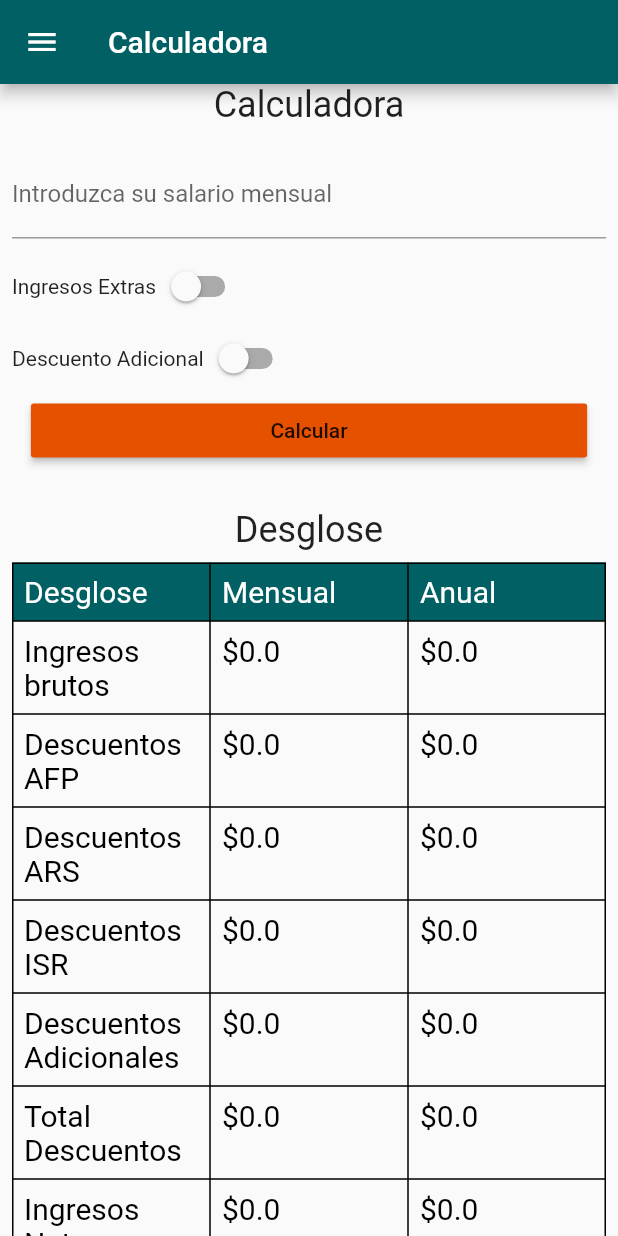
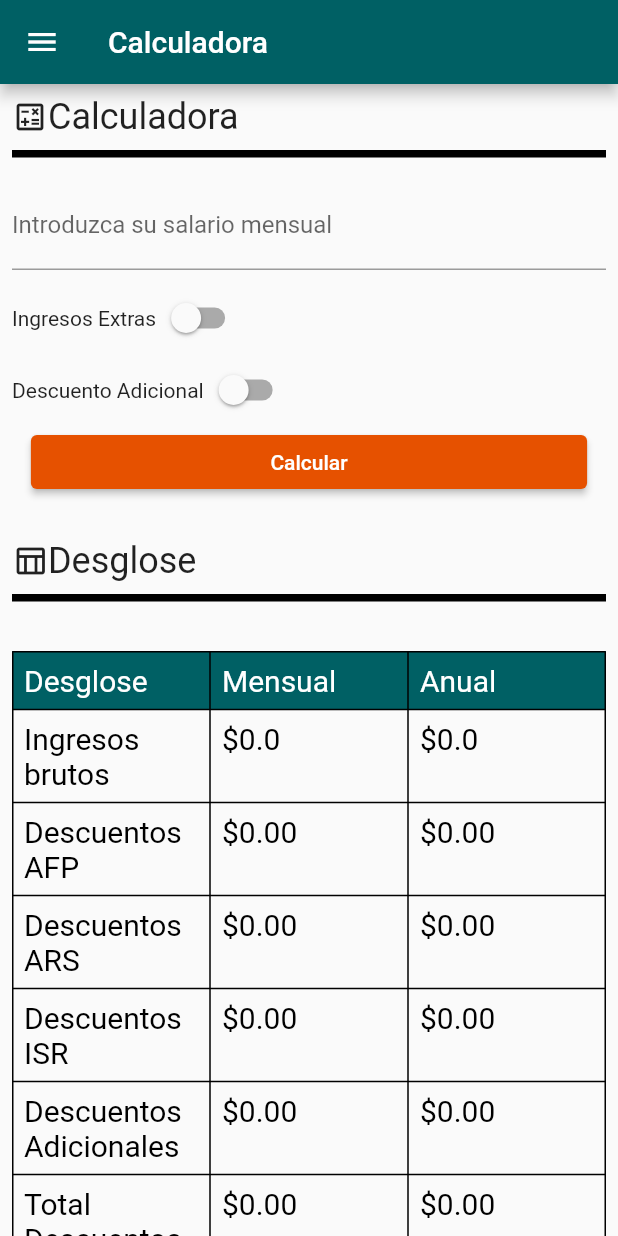
Before and after one commit to Jrodriguez83/descuentosRd, a Flutter app: the Calculadora screen opened by its route, on a phone screen of 412 x 824 dp. Run offline on Flutter 3.47's test engine with Material 2 defaults, Android fonts, the phone set to English and light mode, and no system bars.

Commit message:
Pushing everything

```diff
--- a/lib/Screens/Calculadora.dart
+++ b/lib/Screens/Calculadora.dart
@@ -16,7 +16,7 @@ class _CalculadoraState extends State<Calculadora> {
   double salarioM = 0.0;
   double ingresoE = 0.0;
   double descuentoA = 0.0;
-  bool ingresos;
+  bool ingresos = true;
   bool descuento;
 
   void getSalario(String salario) {
--- a/lib/Widgets/CustomButton.dart
+++ b/lib/Widgets/CustomButton.dart
@@ -12,8 +12,13 @@ class CustomButton extends StatelessWidget {
     var screenSize = MediaQuery.of(context).size;
     return Container(
       width: screenSize.width * 0.9,
-      child: RaisedButton(
-        color: Colors.orange[900],
+      child: ElevatedButton(
+        style: ButtonStyle(
+          foregroundColor:
+              MaterialStateProperty.resolveWith((states) => Colors.white),
+          backgroundColor:
+              MaterialStateProperty.resolveWith((states) => Colors.orange[900]),
+        ),
         child: Text(text),
         onPressed: onPressed,
       ),
--- a/lib/Widgets/CustomTextField.dart
+++ b/lib/Widgets/CustomTextField.dart
@@ -5,7 +5,7 @@ class CustomTextField extends StatelessWidget {
     @required this.labelText,
     @required this.hintText,
     @required this.getValue,
-    @required this.enabled,
+    this.enabled,
   });
 
   final String labelText;
--- a/lib/Widgets/Desglose.dart
+++ b/lib/Widgets/Desglose.dart
@@ -8,11 +8,18 @@ class Desglose extends StatefulWidget {
     this.descuentosAdicionales = 0,
   });
 
-  final ingresosBrutos;
-  final descuentosAdicionales;
+  final double ingresosBrutos;
+  final double descuentosAdicionales;
 
   @override
   _DesgloseState createState() => _DesgloseState();
+}
+
+enum Escala {
+  Exento,
+  Rango1,
+  Rango2,
+  Rango3,
 }
 
 class _DesgloseState extends State<Desglose> {
@@ -24,15 +31,60 @@ class _DesgloseState extends State<Desglose> {
 
   double totalDescuentos;
 
+  Escala escala;
+
+  void calcularISR() {
+    final double sueldoAnual = (widget.ingresosBrutos - descuentoAFP - descuentosARS) * 12;
+
+    if (sueldoAnual <= 416220.00) {
+      escala = Escala.Exento;
+    } else if (sueldoAnual > 416220.00 && sueldoAnual <= 624329.00) {
+      escala = Escala.Rango1;
+    } else if (sueldoAnual > 624329.00 && sueldoAnual <= 867123.00) {
+      escala = Escala.Rango2;
+    } else if (sueldoAnual > 867123.00) {
+      escala = Escala.Rango3;
+    }
+
+    switch (escala) {
+      case Escala.Exento:
+        descuentosISR = 0.0;
+        break;
+      case Escala.Rango1:
+        descuentosISR = ((sueldoAnual - 416220.01) * 0.15) / 12;
+        break;
+
+      case Escala.Rango2:
+        descuentosISR = (31216.00 + ((sueldoAnual - 624329.01) * 0.2));
+        break;
+
+      case Escala.Rango3:
+        descuentosISR = (79776.00 + ((sueldoAnual - 867123.01) * 0.25));
+        break;
+      default:
+    }
+  }
+
   @override
   Widget build(BuildContext context) {
-    totalDescuentos = descuentoAFP+descuentosARS+descuentosISR+widget.descuentosAdicionales;
+    descuentoAFP = widget.ingresosBrutos * 0.0287;
+    descuentosARS = widget.ingresosBrutos * 0.0304;
+        calcularISR();
+    totalDescuentos = descuentoAFP +
+        descuentosARS +
+        descuentosISR +
+        widget.descuentosAdicionales;
+
     return Container(
-      margin: EdgeInsets.all(8),
       child: Column(
         children: [
-          Titulo('Desglose'),
-          Table(
+          Titulo(
+            'Desglose',
+            icon: Icons.table_chart_outlined,
+          ),
+          Container(
+            margin: EdgeInsets.symmetric(horizontal: 8.0, vertical: 25),
+            child: Table(
               border: TableBorder.all(),
               children: [
                 TableRow(
@@ -51,35 +103,40 @@ class _DesgloseState extends State<Desglose> {
                 ]),
                 TableRow(children: [
                   CustomTableCell(title: 'Descuentos AFP'),
-                CustomTableCell(title: '\$$descuentoAFP'),
-                CustomTableCell(title: '\$${descuentoAFP*12}'),
+                  CustomTableCell(title: '\$${descuentoAFP.toStringAsFixed(2)}'),
+                  CustomTableCell(title: '\$${(descuentoAFP * 12).toStringAsFixed(2)}'),
                 ]),
                 TableRow(children: [
                   CustomTableCell(title: 'Descuentos ARS'),
-                CustomTableCell(title: '\$$descuentosARS'),
-                CustomTableCell(title: '\$${descuentosARS*12}'),
+                  CustomTableCell(title: '\$${descuentosARS.toStringAsFixed(2)}'),
+                  CustomTableCell(title: '\$${(descuentosARS * 12).toStringAsFixed(2)}'),
                 ]),
                 TableRow(children: [
                   CustomTableCell(title: 'Descuentos ISR'),
-                CustomTableCell(title: '\$$descuentosISR'),
-                CustomTableCell(title: '\$${descuentosISR*12}'),
+                  CustomTableCell(title: '\$${descuentosISR.toStringAsFixed(2)}'),
+                  CustomTableCell(title: '\$${(descuentosISR * 12).toStringAsFixed(2)}'),
                 ]),
                 TableRow(children: [
                   CustomTableCell(title: 'Descuentos Adicionales'),
-                CustomTableCell(title: '\$${widget.descuentosAdicionales}'),
-                CustomTableCell(title: '\$${widget.descuentosAdicionales * 12}'),
+                  CustomTableCell(title: '\$${widget.descuentosAdicionales.toStringAsFixed(2)}'),
+                  CustomTableCell(
+                      title: '\$${(widget.descuentosAdicionales * 12).toStringAsFixed(2)}'),
                 ]),
                 TableRow(children: [
                   CustomTableCell(title: 'Total Descuentos'),
-                CustomTableCell(title: '\$$totalDescuentos'),
-                CustomTableCell(title: '\$${totalDescuentos*12}'),
+                  CustomTableCell(title: '\$${totalDescuentos.toStringAsFixed(2)}'),
+                  CustomTableCell(title: '\$${(totalDescuentos * 12).toStringAsFixed(2)}'),
                 ]),
                 TableRow(children: [
                   CustomTableCell(title: 'Ingresos Netos'),
-                CustomTableCell(title: '\$${widget.ingresosBrutos-totalDescuentos}'),
-                CustomTableCell(title: '\$${(widget.ingresosBrutos-totalDescuentos)*12}'),
+                  CustomTableCell(
+                      title: '\$${(widget.ingresosBrutos - totalDescuentos).toStringAsFixed(2)}'),
+                  CustomTableCell(
+                      title:
+                          '\$${((widget.ingresosBrutos - totalDescuentos) * 12).toStringAsFixed(2)}'),
                 ]),
               ],
+            ),
           )
         ],
       ),
--- a/lib/Widgets/EntrarDatos.dart
+++ b/lib/Widgets/EntrarDatos.dart
@@ -24,9 +24,8 @@ class EntrarDatos extends StatelessWidget {
     return Container(
       child: Column(
         children: [
-          Titulo('Calculadora'),
+          Titulo('Calculadora', icon: Icons.calculate_outlined,),
             CustomTextField(
-              enabled: true,
               labelText: 'Introduzca su salario mensual',
               hintText: 'Ej: \$20,000',
               getValue: getSalario,
--- a/lib/Widgets/MainDrawer.dart
+++ b/lib/Widgets/MainDrawer.dart
@@ -8,11 +8,11 @@ class MainDrawer extends StatelessWidget {
         children: [
           Container(
             margin: const EdgeInsets.symmetric(vertical: 40.0),
-          child: Text('Descuentos RD'),
+          child: Image.asset('assets/images/descuentos.jpg'),
         ),
           ListTile(
             leading: Icon(Icons.home),
-            title: Text('Home'),
+            title: Text('Inicio'),
             onTap: (){
               Navigator.of(context).pushReplacementNamed('/');
             },
--- a/lib/Widgets/Titulo.dart
+++ b/lib/Widgets/Titulo.dart
@@ -3,18 +3,34 @@ import 'package:flutter/material.dart';
 class Titulo extends StatelessWidget {
   Titulo(
     this.texto,
+    {this.size = 24,
+    this.alignment = Alignment.centerLeft,
+    this.icon,
+    }
   );
  final String texto;
+ final double size;
+ final Alignment alignment;
+ final IconData icon;
   @override
   Widget build(BuildContext context) {
     return Container(
-      alignment: Alignment.center,
+      margin: EdgeInsets.all(8.0),
+      alignment: alignment,
       padding: EdgeInsets.only(bottom: 8.0),
-      child: Text(
-        texto,
-        style: TextStyle(
-          fontSize: 24,
-        ),
+      decoration: BoxDecoration(
+        border: Border(bottom: BorderSide(width: 5))
+      ),
+      child: Row(
+        children: [
+          Icon(icon),
+          Text(
+            texto,
+            style: TextStyle(
+              fontSize: size,
+            ),
+          ),
+        ],
       ),
     );
   }
--- a/pubspec.yaml
+++ b/pubspec.yaml
@@ -45,8 +45,8 @@ flutter:
   uses-material-design: true
 
   # To add assets to your application, add an assets section, like this:
-  # assets:
-  #   - images/a_dot_burr.jpeg
+  assets:
+    - assets/
   #   - images/a_dot_ham.jpeg
 
   # An image asset can refer to one or more resolution-specific "variants", see
```
Also changed, not shown: lib/Screens/MainScreen.dart (+47 -10 lines), assets/images/descuentos.jpg (added), pubspec.lock. Lines whose indentation alone changed are shown as unchanged.
